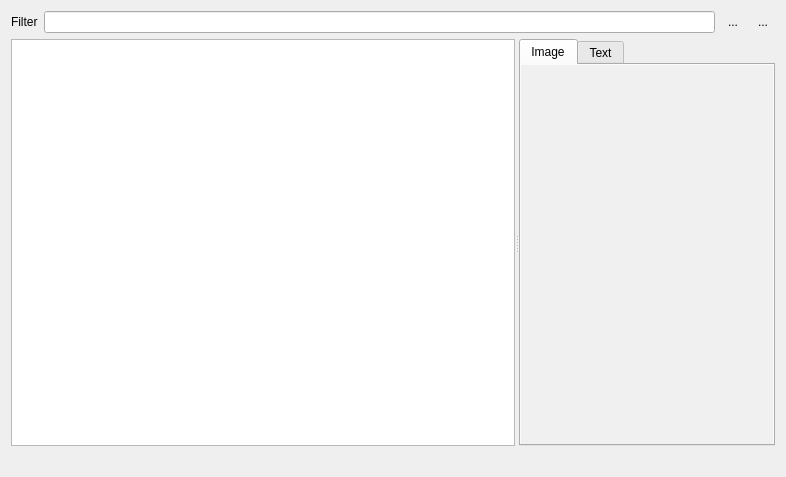
Above: enmapbox/externals/qps/ui/qpsresourcebrowser.ui from jakimowb/enmapbox_testmigration2 before the change. Below: the same form after it.
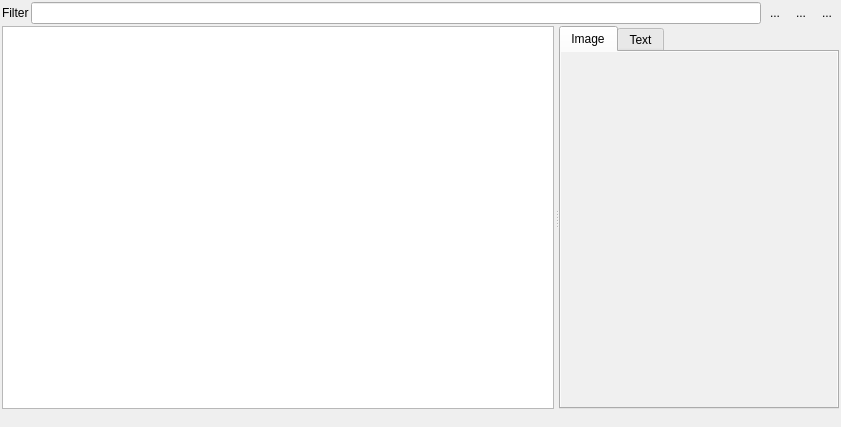
That is the form after the change. Icons and pictures are not drawn. Custom widgets are drawn as their Qt base class.

The edit to the form file:
```diff
--- a/enmapbox/externals/qps/ui/qpsresourcebrowser.ui
+++ b/enmapbox/externals/qps/ui/qpsresourcebrowser.ui
@@ -6,14 +6,29 @@
    <rect>
     <x>0</x>
     <y>0</y>
-    <width>786</width>
-    <height>477</height>
+    <width>841</width>
+    <height>427</height>
    </rect>
   </property>
   <property name="windowTitle">
    <string>Form</string>
   </property>
   <layout class="QVBoxLayout" name="verticalLayout">
+   <property name="spacing">
+    <number>2</number>
+   </property>
+   <property name="leftMargin">
+    <number>2</number>
+   </property>
+   <property name="topMargin">
+    <number>2</number>
+   </property>
+   <property name="rightMargin">
+    <number>2</number>
+   </property>
+   <property name="bottomMargin">
+    <number>2</number>
+   </property>
    <item>
     <layout class="QHBoxLayout" name="horizontalLayout">
      <item>
@@ -36,6 +51,16 @@
        </property>
       </widget>
      </item>
+     <item>
+      <widget class="QToolButton" name="btnCaseSensitive">
+       <property name="text">
+        <string>...</string>
+       </property>
+       <property name="autoRaise">
+        <bool>true</bool>
+       </property>
+      </widget>
+     </item>
      <item>
       <widget class="QToolButton" name="btnReload">
        <property name="text">
@@ -53,9 +78,22 @@
      <property name="sizePolicy">
       <sizepolicy hsizetype="Expanding" vsizetype="Preferred">
        <horstretch>0</horstretch>
-       <verstretch>1</verstretch>
+       <verstretch>2</verstretch>
       </sizepolicy>
      </property>
+     <property name="styleSheet">
+      <string notr="true">QSplitter::handle {
+    image: url(images/splitter.png);
+}
+
+QSplitter::handle:vertical {
+    height: 5px;
+}
+
+QSplitter::handle:pressed {
+    url(images/splitter_pressed.png);
+}</string>
+     </property>
      <property name="orientation">
       <enum>Qt::Horizontal</enum>
      </property>
```
Left out of the diff: 20 changed lines with no effect on the pictures.
